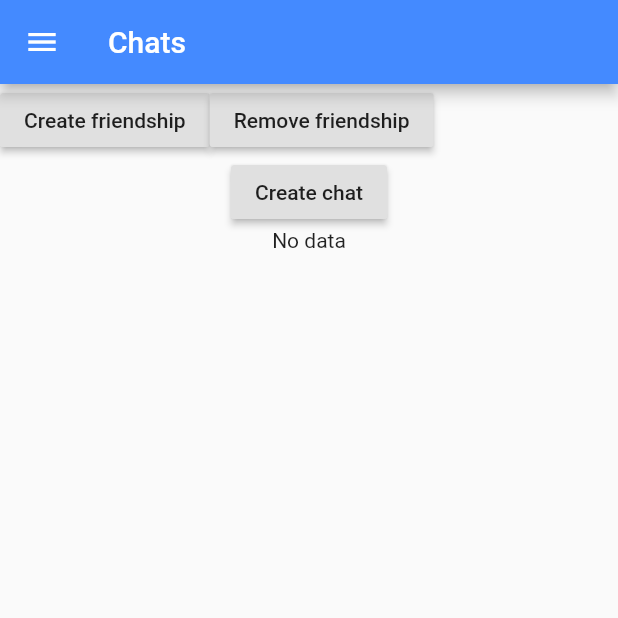
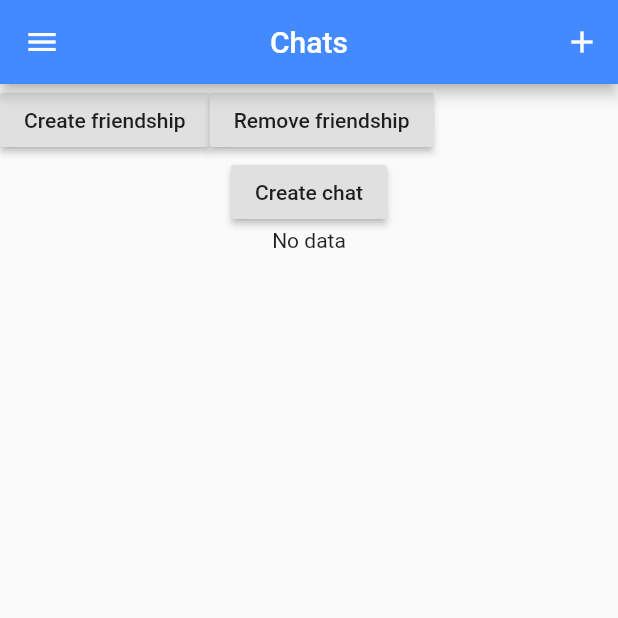
Before and after one commit to Andreasmalleus/FlutterMessenger, a Flutter app: the ChatsPage screen opened directly with empty values, on a phone screen of 412 x 824 dp, the top half of it. Run offline on Flutter 3.47's test engine with Material 2 defaults, Android fonts, the phone set to English and light mode, and no system bars; our stand-ins replace firebase_auth, firebase_database; accounts and stored records are empty.

Commit message:
Closes #4

```diff
--- a/lib/pages/ChatsPage.dart
+++ b/lib/pages/ChatsPage.dart
@@ -4,6 +4,7 @@ import 'package:fluttermessenger/models/chatModel.dart';
 import 'package:fluttermessenger/models/userModel.dart';
 import 'package:fluttermessenger/services/authenitaction.dart';
 import 'package:fluttermessenger/services/database.dart';
+import 'package:fluttermessenger/utils/utils.dart';
 import 'package:fluttermessenger/widgets/CustomDrawer.dart';
 import 'MessagePage.dart';
 
@@ -57,7 +58,14 @@ class _ChatsPageState extends State<ChatsPage> {
     return Scaffold(
       appBar: AppBar(
         backgroundColor: Colors.blueAccent,
+        actions: <Widget>[
+          IconButton(
+            icon: Icon(Icons.add),
+            onPressed: () => {},
+            )
+        ],
         title: Text("Chats"),
+        centerTitle: true,
       ),
       drawer: CustomDrawer(auth: widget.auth, logOutCallback: widget.logOutCallback),
       body: Column(
@@ -120,7 +128,7 @@ class _ChatsPageState extends State<ChatsPage> {
                           child: ListTile(
                           leading: Icon(Icons.android, size: 35,),
                           title: Text(chats[i].id),
-                          subtitle: Text(chats[i].lastMessage + " " + chats[i].lastMessageTime),
+                          subtitle: Text(chats[i].lastMessage + " " + formatDateToHoursAndMinutes(chats[i].lastMessageTime)),
                           trailing: IconButton(icon: Icon(Icons.more_vert), onPressed: () {  },),
                           ),
                           ),
--- a/lib/pages/GroupsPage.dart
+++ b/lib/pages/GroupsPage.dart
@@ -4,6 +4,7 @@ import 'package:fluttermessenger/models/groupModel.dart';
 import 'package:fluttermessenger/models/userModel.dart';
 import 'package:fluttermessenger/services/authenitaction.dart';
 import 'package:fluttermessenger/services/database.dart';
+import 'package:fluttermessenger/widgets/CustomDrawer.dart';
 
 import 'MessagePage.dart';
 
@@ -48,6 +49,7 @@ class _GroupsPageState extends State<GroupsPage>{
   Widget build(BuildContext context){
     return Scaffold(
       appBar: AppBar(title:Text("GroupsPage")),
+      drawer: CustomDrawer(auth: widget.auth, logOutCallback: widget.logOutCallback),
       body: Column(
         children: <Widget>[
           Center(
--- a/lib/pages/MessagePage.dart
+++ b/lib/pages/MessagePage.dart
@@ -81,7 +81,7 @@ class _MessagePageState extends State<MessagePage>{
             crossAxisAlignment: CrossAxisAlignment.start,
             children: <Widget>[
               Text(
-                message.time,
+                formatDateToHoursAndMinutes(message.time),
                 style: TextStyle(
                   color: Colors.black,
                   fontWeight: FontWeight.bold,
@@ -146,7 +146,7 @@ class _MessagePageState extends State<MessagePage>{
       isLiked: false,
       isRead: false,
       sender: sender,
-      time: getDateInHoursAndMinutes()
+      time: getCurrentDate()
     );
     if(value != "" && value != null){
       setState(() {
@@ -161,7 +161,7 @@ class _MessagePageState extends State<MessagePage>{
       getCurrentDate(),
       widget.chatKey
       );
-    widget.database.updateLastMessageAndTime(widget.chatKey, message.text, message.time);
+    widget.database.updateLastMessageAndTime(widget.chatKey, message.text, getCurrentDate());
     textField.clear();
   }
 
```
